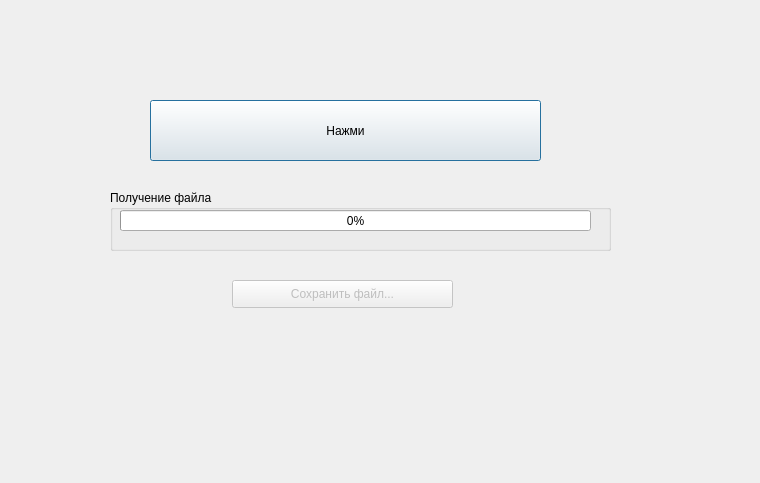
Old version of the form first/recieve_file_mode.ui in the repository slmir/test.
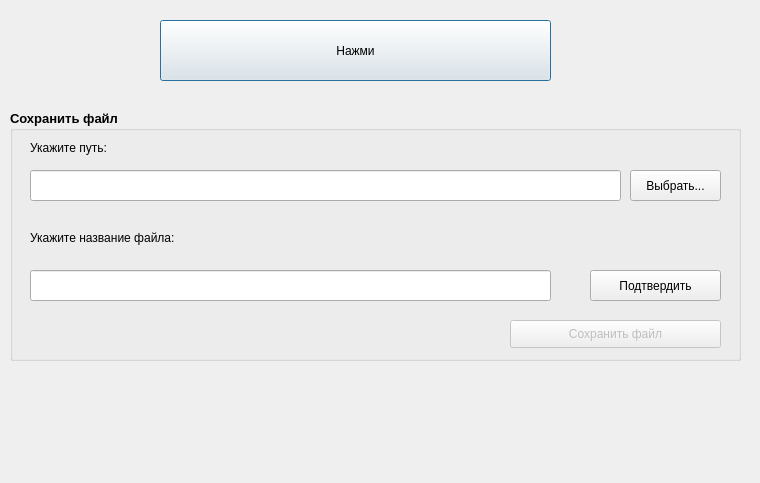
New version of the form.

Commit message: Попробовал поиграть с окном приемки на красивое сохранения файла

The edit to the form file:
```diff
--- a/first/recieve_file_mode.ui
+++ b/first/recieve_file_mode.ui
@@ -16,8 +16,8 @@
   <widget class="QPushButton" name="Soglsie_to_recieve_file_button">
    <property name="geometry">
     <rect>
-     <x>150</x>
-     <y>100</y>
+     <x>160</x>
+     <y>20</y>
      <width>391</width>
      <height>61</height>
     </rect>
@@ -29,50 +29,166 @@
   <widget class="QGroupBox" name="groupBox">
    <property name="geometry">
     <rect>
-     <x>110</x>
-     <y>190</y>
-     <width>501</width>
-     <height>61</height>
+     <x>10</x>
+     <y>110</y>
+     <width>731</width>
+     <height>251</height>
     </rect>
    </property>
+   <property name="font">
+    <font>
+     <pointsize>10</pointsize>
+     <weight>75</weight>
+     <bold>true</bold>
+    </font>
+   </property>
    <property name="title">
-    <string>Получение файла</string>
+    <string>Сохранить файл</string>
    </property>
    <property name="flat">
     <bool>false</bool>
    </property>
-   <widget class="QProgressBar" name="Recieving_progressBar">
+   <widget class="QPushButton" name="Save_file_button">
+    <property name="enabled">
+     <bool>false</bool>
+    </property>
     <property name="geometry">
      <rect>
-      <x>10</x>
-      <y>20</y>
-      <width>471</width>
-      <height>21</height>
+      <x>500</x>
+      <y>210</y>
+      <width>211</width>
+      <height>28</height>
      </rect>
     </property>
-    <property name="value">
-     <number>0</number>
+    <property name="font">
+     <font>
+      <pointsize>9</pointsize>
+      <weight>50</weight>
+      <bold>false</bold>
+     </font>
     </property>
-    <property name="format">
-     <string comment="2">%p%</string>
+    <property name="text">
+     <string>Сохранить файл</string>
     </property>
    </widget>
-  </widget>
-  <widget class="QPushButton" name="Save_recieved_file_button">
-   <property name="enabled">
-    <bool>false</bool>
-   </property>
-   <property name="geometry">
-    <rect>
-     <x>232</x>
-     <y>280</y>
-     <width>221</width>
-     <height>28</height>
-    </rect>
-   </property>
-   <property name="text">
-    <string>Сохранить файл...</string>
-   </property>
+   <widget class="QLineEdit" name="File_directory_choosed">
+    <property name="enabled">
+     <bool>true</bool>
+    </property>
+    <property name="geometry">
+     <rect>
+      <x>20</x>
+      <y>60</y>
+      <width>591</width>
+      <height>31</height>
+     </rect>
+    </property>
+    <property name="readOnly">
+     <bool>false</bool>
+    </property>
+    <property name="clearButtonEnabled">
+     <bool>false</bool>
+    </property>
+   </widget>
+   <widget class="QLabel" name="Save_file_label">
+    <property name="geometry">
+     <rect>
+      <x>20</x>
+      <y>30</y>
+      <width>111</width>
+      <height>16</height>
+     </rect>
+    </property>
+    <property name="font">
+     <font>
+      <pointsize>9</pointsize>
+      <weight>50</weight>
+      <bold>false</bold>
+     </font>
+    </property>
+    <property name="text">
+     <string>Укажите путь:</string>
+    </property>
+   </widget>
+   <widget class="QPushButton" name="Open_folder_dialog_button">
+    <property name="geometry">
+     <rect>
+      <x>620</x>
+      <y>60</y>
+      <width>91</width>
+      <height>31</height>
+     </rect>
+    </property>
+    <property name="font">
+     <font>
+      <pointsize>9</pointsize>
+      <weight>50</weight>
+      <bold>false</bold>
+     </font>
+    </property>
+    <property name="text">
+     <string>Выбрать...</string>
+    </property>
+   </widget>
+   <widget class="QLineEdit" name="File_name_input">
+    <property name="enabled">
+     <bool>true</bool>
+    </property>
+    <property name="geometry">
+     <rect>
+      <x>20</x>
+      <y>160</y>
+      <width>521</width>
+      <height>31</height>
+     </rect>
+    </property>
+    <property name="readOnly">
+     <bool>false</bool>
+    </property>
+    <property name="clearButtonEnabled">
+     <bool>false</bool>
+    </property>
+   </widget>
+   <widget class="QPushButton" name="Check_file_name_button">
+    <property name="geometry">
+     <rect>
+      <x>580</x>
+      <y>160</y>
+      <width>131</width>
+      <height>31</height>
+     </rect>
+    </property>
+    <property name="font">
+     <font>
+      <pointsize>9</pointsize>
+      <weight>50</weight>
+      <bold>false</bold>
+     </font>
+    </property>
+    <property name="text">
+     <string>Подтвердить</string>
+    </property>
+   </widget>
+   <widget class="QLabel" name="Save_file_label_2">
+    <property name="geometry">
+     <rect>
+      <x>20</x>
+      <y>120</y>
+      <width>191</width>
+      <height>16</height>
+     </rect>
+    </property>
+    <property name="font">
+     <font>
+      <pointsize>9</pointsize>
+      <weight>50</weight>
+      <bold>false</bold>
+     </font>
+    </property>
+    <property name="text">
+     <string>Укажите название файла:</string>
+    </property>
+   </widget>
   </widget>
  </widget>
  <resources/>
```
Left out of the diff: 2 changed lines with no effect on the pictures. The commit also changes 37 other files.
